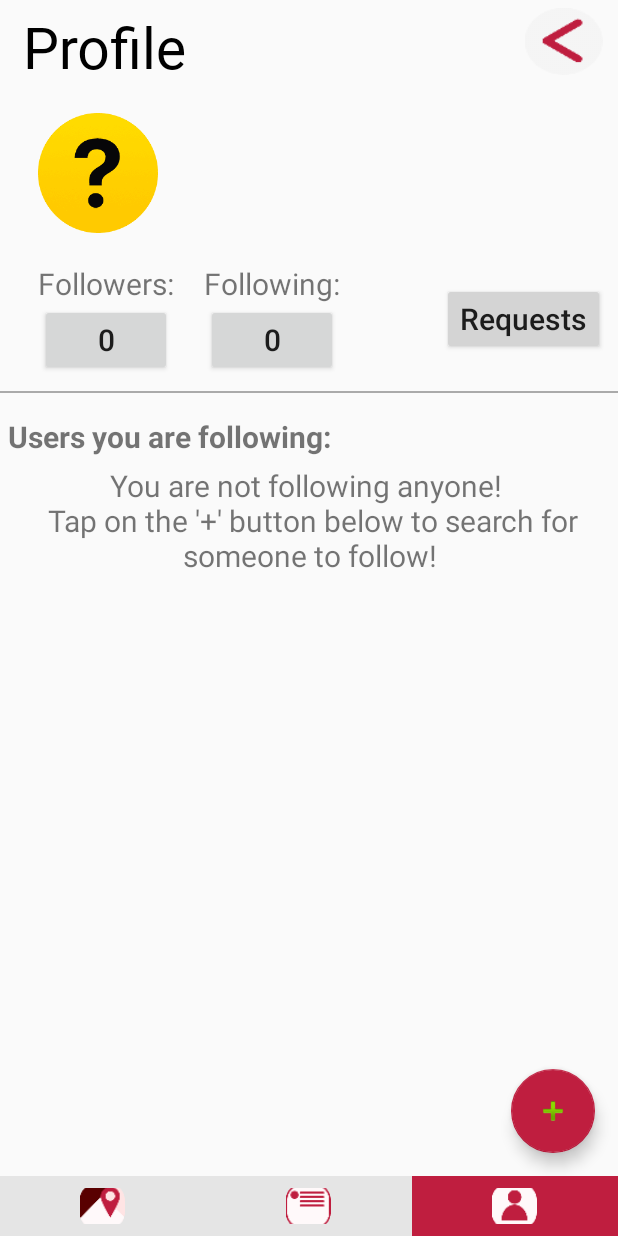
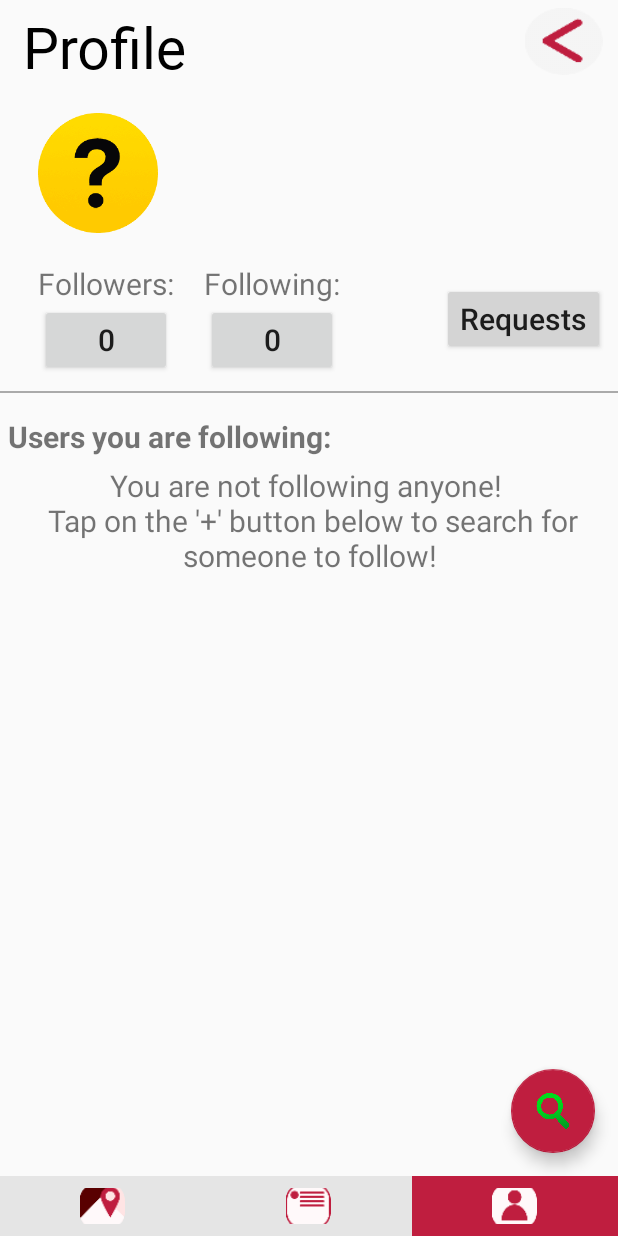
Before and after one commit to CMPUT301F19T27/FindMyFeelings, an Android app: the ProfileActivity screen opened directly, with no data from a screen before it, on a phone screen of 412 x 824 dp. Run offline under Robolectric (Android 15) with nearby library versions, the phone set to English and light mode, and no system bars; our stand-ins replace Firebase (no records; nobody signed in at launch, a user with empty details on screens opened directly); 5 statements that could not run were skipped.

Commit message:
Added search icon

```diff
--- a/app/src/main/res/layout/activity_profile.xml
+++ b/app/src/main/res/layout/activity_profile.xml
@@ -269,7 +269,7 @@
                     android:layout_margin="15dp"
                     android:clickable="true"
                     android:focusable="true"
-                    app:srcCompat="@android:drawable/ic_input_add" />
+                    app:srcCompat="@drawable/ic_search_icon" />
             </FrameLayout>
 
         </RelativeLayout>
```
Also changed, not shown: app/src/main/res/drawable-hdpi/ic_search_icon.png (added).
